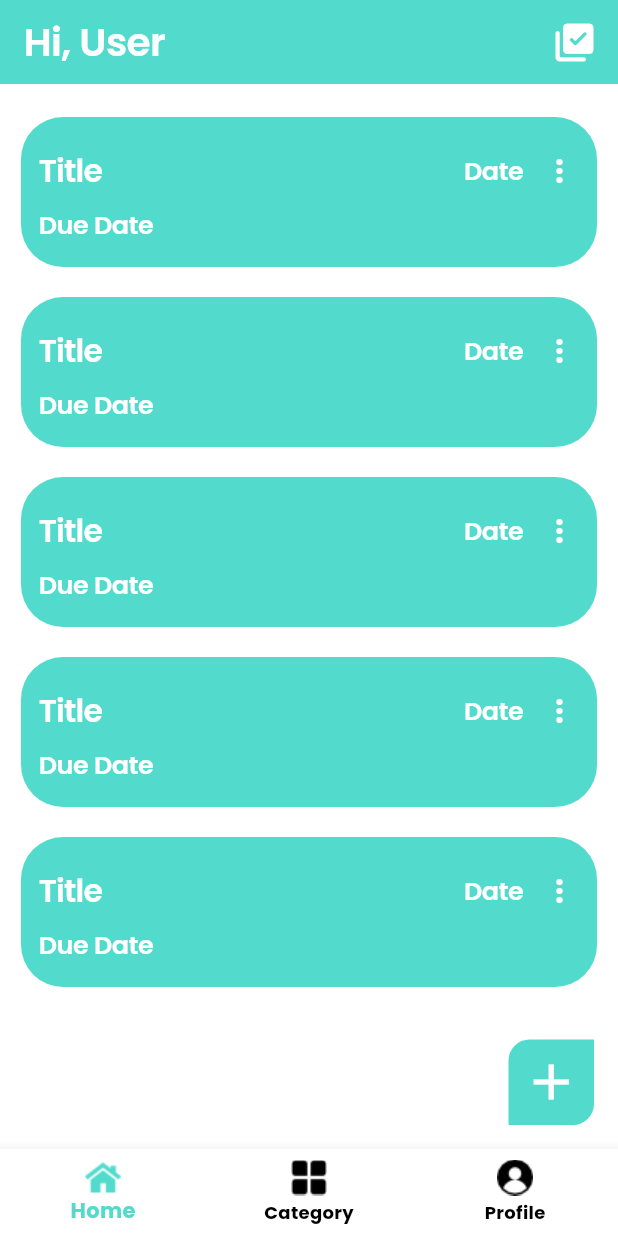
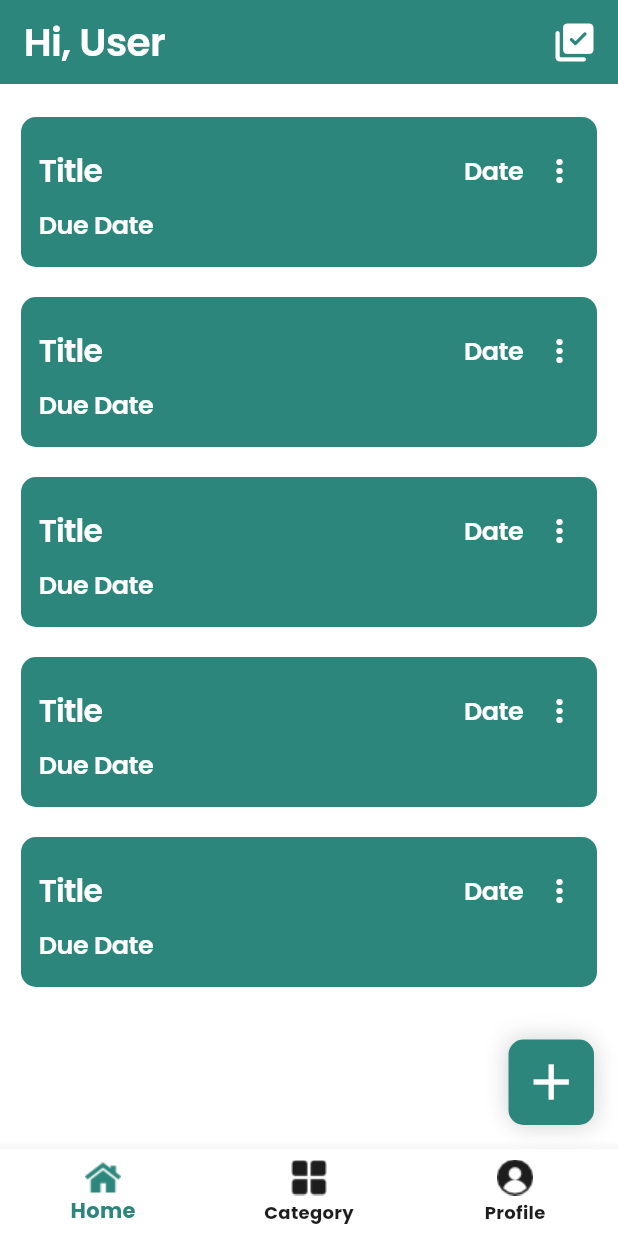
Before and after one commit to ajmal-km/todo_list_app, a Flutter app: the screen it shows after launch, after a tap on "Get Started", on a phone screen of 412 x 824 dp. Run offline on Flutter 3.47's test engine with Material 3 defaults, Android fonts, the phone set to English and light mode, and no system bars; our stand-ins replace flutter_riverpod, google_fonts, hive, hive_flutter; accounts and stored records are empty.

Commit message:
riverpod implemented

```diff
--- a/lib/main.dart
+++ b/lib/main.dart
@@ -1,15 +1,16 @@
 // ignore_for_file: unused_local_variable
 
 import 'package:flutter/material.dart';
+import 'package:flutter_riverpod/flutter_riverpod.dart';
 import 'package:hive_flutter/adapters.dart';
 import 'package:todo_list_app/utils/app_sessions.dart';
-import 'package:todo_list_app/view/splash_screen/splash_screen.dart';
+import 'package:todo_list_app/presentation/splash_screen/view/splash_screen.dart';
 
 Future<void> main() async {
   WidgetsFlutterBinding.ensureInitialized();
   await Hive.initFlutter();
   var todoBox = await Hive.openBox(AppSessions.todoBox);
-  runApp(const MyApp());
+  runApp(ProviderScope(child: const MyApp()));
 }
 
 class MyApp extends StatelessWidget {
--- /dev/null
+++ b/lib/presentation/bottom_nav_bar_screen/state/bottom_navbar_state.dart
@@ -0,0 +1,12 @@
+import 'package:flutter/material.dart';
+
+class BottomNavbarState {
+  List<Widget> screens;
+  int currentScreenIndex;
+  BottomNavbarState({required this.screens, required this.currentScreenIndex});
+
+  BottomNavbarState copyWith({List<Widget>? UIScreens, int? selectedIndex}) => BottomNavbarState(
+        screens: UIScreens ?? this.screens,
+        currentScreenIndex: selectedIndex ?? this.currentScreenIndex,
+      );
+}
--- a/lib/view/bottom_nav_bar_screen/bottom_nav_bar_screen.dart
+++ b/lib/presentation/bottom_nav_bar_screen/view/bottom_nav_bar_screen.dart
@@ -1,37 +1,25 @@
 import 'package:flutter/material.dart';
+import 'package:flutter_riverpod/flutter_riverpod.dart';
 import 'package:google_fonts/google_fonts.dart';
+import 'package:todo_list_app/presentation/bottom_nav_bar_screen/controller/bottom_navbar_controller.dart';
+import 'package:todo_list_app/presentation/bottom_nav_bar_screen/state/bottom_navbar_state.dart';
 import 'package:todo_list_app/utils/color_constants.dart';
 import 'package:todo_list_app/utils/image_constants.dart';
-import 'package:todo_list_app/view/category_screen/category_screen.dart';
-import 'package:todo_list_app/view/home_screen/home_screen.dart';
-import 'package:todo_list_app/view/profile_screen/profile_screen.dart';
 
-class BottomNavBarScreen extends StatefulWidget {
+class BottomNavBarScreen extends ConsumerWidget {
   const BottomNavBarScreen({super.key});
 
   @override
-  State<BottomNavBarScreen> createState() => _BottomNavBarScreenState();
-}
-
-class _BottomNavBarScreenState extends State<BottomNavBarScreen> {
-  List<Widget> screens = [
-    HomeScreen(),
-    CategoryScreen(),
-    ProfileScreen(),
-  ];
-  int selectedIndex = 0;
-  @override
-  Widget build(BuildContext context) {
+  Widget build(BuildContext context, WidgetRef ref) {
+    final navBarState = ref.watch(navBarProvider) as BottomNavbarState;
     return Scaffold(
-      body: screens[selectedIndex],
+      body: navBarState.screens[navBarState.currentScreenIndex],
       bottomNavigationBar: BottomNavigationBar(
         backgroundColor: ColorConstants.white,
         onTap: (value) {
-          selectedIndex = value;
-          screens[selectedIndex] = screens[value];
-          setState(() {});
+          ref.read(navBarProvider.notifier).changeScreen(value);
         },
-        currentIndex: selectedIndex,
+        currentIndex: navBarState.currentScreenIndex,
         selectedItemColor: ColorConstants.cyan,
         unselectedItemColor: ColorConstants.black,
         selectedLabelStyle: GoogleFonts.poppins(
--- a/lib/view/category_screen/category_screen.dart
+++ b/lib/presentation/category_screen/view/category_screen.dart
@@ -1,7 +1,7 @@
 import 'package:flutter/material.dart';
 import 'package:google_fonts/google_fonts.dart';
 import 'package:todo_list_app/utils/color_constants.dart';
-import 'package:todo_list_app/view/category_screen/widgets/category_grid.dart';
+import 'package:todo_list_app/presentation/category_screen/widgets/category_grid.dart';
 
 class CategoryScreen extends StatefulWidget {
   const CategoryScreen({super.key});
--- /dev/null
+++ b/lib/presentation/home_screen/view/home_screen.dart
@@ -0,0 +1,145 @@
+import 'package:flutter/material.dart';
+import 'package:google_fonts/google_fonts.dart';
+import 'package:hive_flutter/hive_flutter.dart';
+import 'package:todo_list_app/utils/app_sessions.dart';
+import 'package:todo_list_app/utils/color_constants.dart';
+
+class HomeScreen extends StatefulWidget {
+  const HomeScreen({super.key});
+
+  @override
+  State<HomeScreen> createState() => _HomeScreenState();
+}
+
+class _HomeScreenState extends State<HomeScreen> {
+  var todoBox = Hive.box(AppSessions.todoBox);
+  @override
+  Widget build(BuildContext context) {
+    return Scaffold(
+      backgroundColor: ColorConstants.white,
+      appBar: AppBar(
+        backgroundColor: ColorConstants.cyan,
+        surfaceTintColor: ColorConstants.cyan,
+        title: Text(
+          "Hi, User",
+          style: GoogleFonts.poppins(
+            color: ColorConstants.white,
+            fontSize: 26,
+            fontWeight: FontWeight.w600,
+            letterSpacing: -0.4,
+          ),
+        ),
+        actions: <Widget>[
+          IconButton(
+            onPressed: () {
+              //
+            },
+            icon: Icon(
+              Icons.library_add_check_rounded,
+              size: 30,
+              color: ColorConstants.white,
+            ),
+          ),
+          SizedBox(width: 5),
+        ],
+      ),
+      body: ListView.separated(
+        padding: EdgeInsets.fromLTRB(14, 22, 14, 14),
+        separatorBuilder: (context, index) => SizedBox(height: 20),
+        itemCount: 5,
+        itemBuilder: (context, index) => Container(
+          height: 100,
+          padding: EdgeInsets.fromLTRB(12, 12, 1, 15),
+          decoration: BoxDecoration(
+            color: ColorConstants.cyan,
+            borderRadius: BorderRadius.circular(10),
+          ),
+          child: Column(
+            crossAxisAlignment: CrossAxisAlignment.start,
+            children: <Widget>[
+              Row(
+                children: <Widget>[
+                  Text(
+                    "Title",
+                    style: GoogleFonts.poppins(
+                      color: ColorConstants.white,
+                      fontSize: 21,
+                      fontWeight: FontWeight.w600,
+                      letterSpacing: -0.5,
+                    ),
+                  ),
+                  Spacer(),
+                  Text(
+                    "Date",
+                    style: GoogleFonts.poppins(
+                      color: ColorConstants.white,
+                      fontSize: 17,
+                      fontWeight: FontWeight.w600,
+                      letterSpacing: -0.3,
+                    ),
+                  ),
+                  PopupMenuButton(
+                    color: ColorConstants.white,
+                    iconColor: ColorConstants.white,
+                    itemBuilder: (context) => <PopupMenuEntry>[
+                      PopupMenuItem(
+                        child: Text(
+                          "Remove",
+                          style: GoogleFonts.poppins(
+                            color: ColorConstants.cyan,
+                            fontSize: 16,
+                            fontWeight: FontWeight.w600,
+                            letterSpacing: -0.3,
+                          ),
+                        ),
+                      ),
+                    ],
+                  )
+                ],
+              ),
+              Text(
+                "Due Date",
+                style: GoogleFonts.poppins(
+                  color: ColorConstants.white,
+                  fontSize: 17,
+                  fontWeight: FontWeight.w600,
+                  letterSpacing: -0.3,
+                ),
+              ),
+            ],
+          ),
+        ),
+      ),
+      floatingActionButton: GestureDetector(
+        onTap: () {
+          //
+        },
+        child: Container(
+          height: 57,
+          width: 57,
+          decoration: BoxDecoration(
+            color: ColorConstants.cyan,
+            borderRadius: BorderRadius.circular(10),
+            boxShadow: <BoxShadow>[
+              BoxShadow(
+                offset: Offset(3, 3),
+                blurRadius: 12,
+                color: ColorConstants.black.withOpacity(0.11),
+              ),
+              BoxShadow(
+                offset: Offset(-3, -3),
+                blurRadius: 12,
+                color: ColorConstants.black.withOpacity(0.11),
+              ),
+            ],
+          ),
+          child: Icon(
+            Icons.add,
+            size: 40,
+            color: ColorConstants.white,
+          ),
+        ),
+      ),
+    );
+  }
+}
--- a/lib/view/register_screen/register_screen.dart
+++ b/lib/presentation/register_screen/view/register_screen.dart
@@ -3,7 +3,7 @@ import 'package:intl/intl.dart';
 import 'package:todo_list_app/utils/color_constants.dart';
 import 'package:google_fonts/google_fonts.dart';
 import 'package:todo_list_app/utils/image_constants.dart';
-import 'package:todo_list_app/view/bottom_nav_bar_screen/bottom_nav_bar_screen.dart';
+import 'package:todo_list_app/presentation/bottom_nav_bar_screen/view/bottom_nav_bar_screen.dart';
 
 class RegisterScreen extends StatefulWidget {
   const RegisterScreen({super.key});
@@ -140,8 +140,8 @@ class _RegisterScreenState extends State<RegisterScreen> {
         ],
       ),
       bottomNavigationBar: Padding(
-        padding: const EdgeInsets.symmetric(horizontal: 20, vertical: 30),
-        child: InkWell(
+        padding: EdgeInsets.symmetric(horizontal: 20, vertical: 30),
+        child: GestureDetector(
           onTap: () {
             Navigator.pushReplacement(
               context,
@@ -150,7 +150,6 @@ class _RegisterScreenState extends State<RegisterScreen> {
               ),
             );
           },
-          borderRadius: BorderRadius.circular(35),
           child: Container(
             height: 60,
             alignment: Alignment.center,
--- a/lib/view/splash_screen/splash_screen.dart
+++ b/lib/presentation/splash_screen/view/splash_screen.dart
@@ -1,7 +1,7 @@
 import 'package:flutter/material.dart';
 import 'package:todo_list_app/utils/color_constants.dart';
 import 'package:todo_list_app/utils/image_constants.dart';
-import 'package:todo_list_app/view/register_screen/register_screen.dart';
+import 'package:todo_list_app/presentation/register_screen/view/register_screen.dart';
 
 class SplashScreen extends StatefulWidget {
   const SplashScreen({super.key});
--- a/lib/utils/color_constants.dart
+++ b/lib/utils/color_constants.dart
@@ -1,9 +1,9 @@
 import 'package:flutter/material.dart';
 
 class ColorConstants {
-  static const Color cyan = Color(0xff52dbcc);
-  static const Color white = Color(0xFFFFFFFF);
-  static const Color black = Color(0xFF000000);
-  static const Color red = Color(0xFFB40F03);
-  static const Color grey = Color(0xFF414040);
+  static const cyan = Color(0xFF2D867B);
+  static const white = Color(0xFFFFFFFF);
+  static const black = Color(0xFF1D1D1D);
+  static const red = Color(0xFFB40F03);
+  static const grey = Color(0xFF414040);
 }
--- a/lib/view/home_screen/home_screen.dart
+++ /dev/null
@@ -1,126 +0,0 @@
-import 'package:flutter/material.dart';
-import 'package:google_fonts/google_fonts.dart';
-import 'package:hive_flutter/hive_flutter.dart';
-import 'package:todo_list_app/utils/app_sessions.dart';
-import 'package:todo_list_app/utils/color_constants.dart';
-
-class HomeScreen extends StatefulWidget {
-  const HomeScreen({super.key});
-
-  @override
-  State<HomeScreen> createState() => _HomeScreenState();
-}
-
-class _HomeScreenState extends State<HomeScreen> {
-  var todoBox = Hive.box(AppSessions.todoBox);
-  @override
-  Widget build(BuildContext context) {
-    return Scaffold(
-        backgroundColor: ColorConstants.white,
-        appBar: AppBar(
-          backgroundColor: ColorConstants.cyan,
-          surfaceTintColor: ColorConstants.cyan,
-          title: Text(
-            "Hi, User",
-            style: GoogleFonts.poppins(
-              color: ColorConstants.white,
-              fontSize: 26,
-              fontWeight: FontWeight.w600,
-              letterSpacing: -0.4,
-            ),
-          ),
-          actions: <Widget>[
-            IconButton(
-              onPressed: () {
-                //
-              },
-              icon: Icon(
-                Icons.library_add_check_rounded,
-                size: 30,
-                color: ColorConstants.white,
-              ),
-            ),
-            SizedBox(width: 5),
-          ],
-        ),
-        body: ListView.separated(
-          padding: EdgeInsets.fromLTRB(14, 22, 14, 14),
-          separatorBuilder: (context, index) => SizedBox(height: 20),
-          itemCount: 5,
-          itemBuilder: (context, index) => Container(
-            height: 100,
-            padding: EdgeInsets.fromLTRB(12, 12, 1, 15),
-            decoration: BoxDecoration(
-              color: ColorConstants.cyan,
-              borderRadius: BorderRadius.circular(28),
-            ),
-            child: Column(
-              crossAxisAlignment: CrossAxisAlignment.start,
-              children: <Widget>[
-                Row(
-                  children: <Widget>[
-                    Text(
-                      "Title",
-                      style: GoogleFonts.poppins(
-                        color: ColorConstants.white,
-                        fontSize: 21,
-                        fontWeight: FontWeight.w600,
-                        letterSpacing: -0.5,
-                      ),
-                    ),
-                    Spacer(),
-                    Text(
-                      "Date",
-                      style: GoogleFonts.poppins(
-                        color: ColorConstants.white,
-                        fontSize: 17,
-                        fontWeight: FontWeight.w600,
-                        letterSpacing: -0.3,
-                      ),
-                    ),
-                    PopupMenuButton(
-                      color: ColorConstants.white,
-                      iconColor: ColorConstants.white,
-                      itemBuilder: (context) => <PopupMenuEntry>[
-                        PopupMenuItem(
-                          child: Text(
-                            "Remove",
-                            style: GoogleFonts.poppins(
-                              color: ColorConstants.black,
-                              fontSize: 16,
-                              fontWeight: FontWeight.w600,
-                              letterSpacing: -0.6,
-                            ),
-                          ),
-                        ),
-                      ],
-                    )
-                  ],
-                ),
-                Text(
-                  "Due Date",
-                  style: GoogleFonts.poppins(
-                    color: ColorConstants.white,
-                    fontSize: 17,
-                    fontWeight: FontWeight.w600,
-                    letterSpacing: -0.3,
-                  ),
-                ),
-              ],
-            ),
-          ),
-        ),
-        floatingActionButton: Container(
-          height: 57,
-          width: 57,
-          decoration: BoxDecoration(
-            color: ColorConstants.cyan,
-            borderRadius: BorderRadius.only(
-              topLeft: Radius.circular(14),
-              bottomRight: Radius.circular(14),
-            ),
-          ),
-          child: Icon(Icons.add, size: 40, color: ColorConstants.white),
-        ));
-  }
-}
--- a/pubspec.yaml
+++ b/pubspec.yaml
@@ -39,6 +39,7 @@ dependencies:
   hive: ^2.2.3
   hive_flutter: ^1.1.0
   intl: ^0.19.0
+  flutter_riverpod: ^2.6.1
 
 dev_dependencies:
   flutter_test:
```
Also changed, not shown: lib/presentation/bottom_nav_bar_screen/controller/bottom_navbar_controller.dart (added, +27 -0 lines), lib/presentation/category_screen/widgets/category_grid.dart (renamed from lib/view/category_screen/widgets/category_grid.dart, +5 -12 lines), lib/presentation/profile_screen/controller/profile_controller.dart (added, +38 -0 lines), lib/presentation/profile_screen/state/profile_screen_state.dart (added, +11 -0 lines), lib/presentation/profile_screen/view/profile_screen.dart (renamed from lib/view/profile_screen/profile_screen.dart, +35 -48 lines), pubspec.lock.
